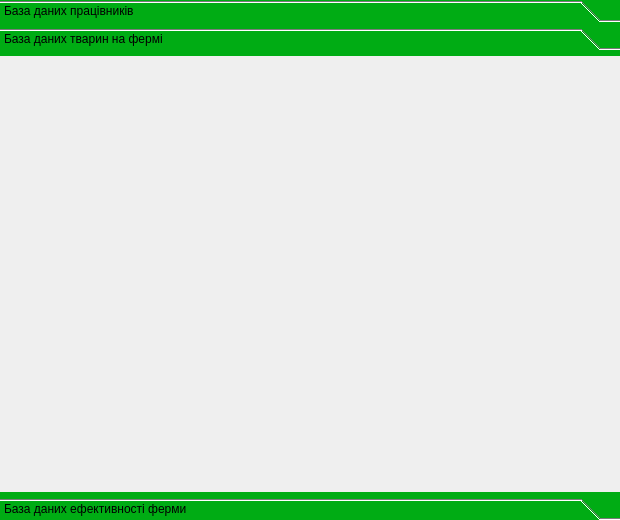
First picture: the form in Automated_accounting_system_for_livestock_farms/show_database.ui, repository Odavinh/star-qt, before the edit.
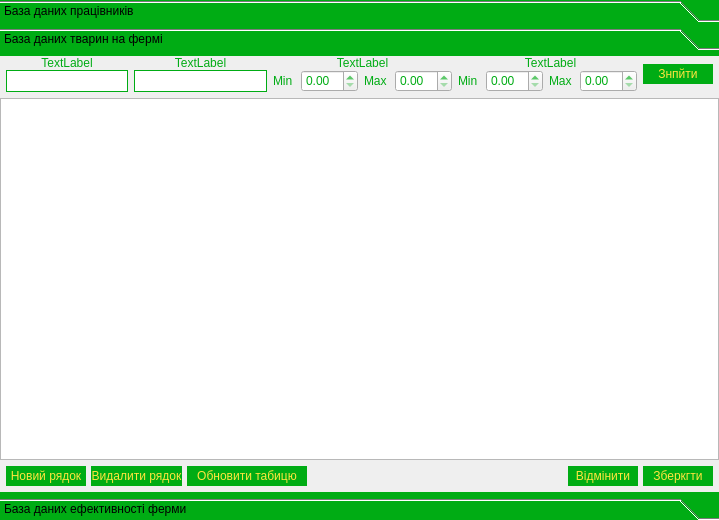
Second picture: the form after the edit. The open tabs and pages were chosen to show the change.

```diff
--- a/Automated_accounting_system_for_livestock_farms/show_database.ui
+++ b/Automated_accounting_system_for_livestock_farms/show_database.ui
@@ -6,7 +6,7 @@
    <rect>
     <x>0</x>
     <y>0</y>
-    <width>620</width>
+    <width>719</width>
     <height>520</height>
    </rect>
   </property>
@@ -452,9 +452,538 @@
       </layout>
      </widget>
      <widget class="QWidget" name="Enimals">
+      <property name="geometry">
+       <rect>
+        <x>0</x>
+        <y>0</y>
+        <width>719</width>
+        <height>439</height>
+       </rect>
+      </property>
       <attribute name="label">
        <string>База даних тварин на фермі</string>
       </attribute>
+      <layout class="QGridLayout" name="gridLayout_5">
+       <property name="leftMargin">
+        <number>0</number>
+       </property>
+       <property name="topMargin">
+        <number>0</number>
+       </property>
+       <property name="rightMargin">
+        <number>0</number>
+       </property>
+       <property name="bottomMargin">
+        <number>0</number>
+       </property>
+       <property name="spacing">
+        <number>0</number>
+       </property>
+       <item row="0" column="0" colspan="3">
+        <layout class="QGridLayout" name="gridLayout_6">
+         <property name="rightMargin">
+          <number>6</number>
+         </property>
+         <property name="bottomMargin">
+          <number>6</number>
+         </property>
+         <item row="0" column="2">
+          <layout class="QVBoxLayout" name="verticalLayout_6">
+           <item>
+            <widget class="QLabel" name="label_4">
+             <property name="styleSheet">
+              <string notr="true">color:#00AC14;</string>
+             </property>
+             <property name="text">
+              <string>&lt;html&gt;&lt;head/&gt;&lt;body&gt;&lt;p align=&quot;center&quot;&gt;TextLabel&lt;/p&gt;&lt;/body&gt;&lt;/html&gt;</string>
+             </property>
+            </widget>
+           </item>
+           <item>
+            <layout class="QHBoxLayout" name="horizontalLayout_11">
+             <item>
+              <layout class="QHBoxLayout" name="horizontalLayout_9">
+               <property name="spacing">
+                <number>8</number>
+               </property>
+               <property name="rightMargin">
+                <number>6</number>
+               </property>
+               <item>
+                <widget class="QLabel" name="label_7">
+                 <property name="styleSheet">
+                  <string notr="true">color:#00AC14;</string>
+                 </property>
+                 <property name="text">
+                  <string>Min</string>
+                 </property>
+                </widget>
+               </item>
+               <item>
+                <widget class="QDoubleSpinBox" name="BoxEnProfitMin">
+                 <property name="styleSheet">
+                  <string notr="true">color:#00AC14;</string>
+                 </property>
+                </widget>
+               </item>
+              </layout>
+             </item>
+             <item>
+              <layout class="QHBoxLayout" name="horizontalLayout_10">
+               <property name="spacing">
+                <number>8</number>
+               </property>
+               <property name="rightMargin">
+                <number>6</number>
+               </property>
+               <item>
+                <widget class="QLabel" name="label_8">
+                 <property name="styleSheet">
+                  <string notr="true">color:#00AC14;</string>
+                 </property>
+                 <property name="text">
+                  <string>Max</string>
+                 </property>
+                </widget>
+               </item>
+               <item>
+                <widget class="QDoubleSpinBox" name="BoxEnProfitMax">
+                 <property name="styleSheet">
+                  <string notr="true">color:#00AC14;</string>
+                 </property>
+                </widget>
+               </item>
+              </layout>
+             </item>
+            </layout>
+           </item>
+          </layout>
+         </item>
+         <item row="0" column="1">
+          <layout class="QVBoxLayout" name="verticalLayout_5">
+           <item>
+            <widget class="QLabel" name="label_3">
+             <property name="styleSheet">
+              <string notr="true">color:#00AC14;</string>
+             </property>
+             <property name="text">
+              <string>&lt;html&gt;&lt;head/&gt;&lt;body&gt;&lt;p align=&quot;center&quot;&gt;TextLabel&lt;/p&gt;&lt;/body&gt;&lt;/html&gt;</string>
+             </property>
+            </widget>
+           </item>
+           <item>
+            <layout class="QHBoxLayout" name="horizontalLayout_7">
+             <item>
+              <layout class="QHBoxLayout" name="horizontalLayout_5">
+               <property name="spacing">
+                <number>8</number>
+               </property>
+               <property name="leftMargin">
+                <number>6</number>
+               </property>
+               <property name="topMargin">
+                <number>0</number>
+               </property>
+               <property name="rightMargin">
+                <number>6</number>
+               </property>
+               <property name="bottomMargin">
+                <number>0</number>
+               </property>
+               <item>
+                <widget class="QLabel" name="label_5">
+                 <property name="styleSheet">
+                  <string notr="true">color:#00AC14;</string>
+                 </property>
+                 <property name="text">
+                  <string>Min</string>
+                 </property>
+                </widget>
+               </item>
+               <item>
+                <widget class="QDoubleSpinBox" name="BoxEnSpendingMin">
+                 <property name="styleSheet">
+                  <string notr="true">color:#00AC14;</string>
+                 </property>
+                </widget>
+               </item>
+              </layout>
+             </item>
+             <item>
+              <layout class="QHBoxLayout" name="horizontalLayout_6">
+               <property name="spacing">
+                <number>8</number>
+               </property>
+               <property name="rightMargin">
+                <number>6</number>
+               </property>
+               <property name="bottomMargin">
+                <number>0</number>
+               </property>
+               <item>
+                <widget class="QLabel" name="label_6">
+                 <property name="styleSheet">
+                  <string notr="true">color:#00AC14;</string>
+                 </property>
+                 <property name="text">
+                  <string>Max</string>
+                 </property>
+                </widget>
+               </item>
+               <item>
+                <widget class="QDoubleSpinBox" name="BoxEnSpendingMax">
+                 <property name="styleSheet">
+                  <string notr="true">color:#00AC14;</string>
+                 </property>
+                 <property name="singleStep">
+                  <double>1.000000000000000</double>
+                 </property>
+                </widget>
+               </item>
+              </layout>
+             </item>
+            </layout>
+           </item>
+          </layout>
+         </item>
+         <item row="0" column="0">
+          <layout class="QHBoxLayout" name="horizontalLayout_8">
+           <item>
+            <layout class="QVBoxLayout" name="verticalLayout_3">
+             <property name="leftMargin">
+              <number>6</number>
+             </property>
+             <property name="rightMargin">
+              <number>6</number>
+             </property>
+             <item>
+              <widget class="QLabel" name="label">
+               <property name="styleSheet">
+                <string notr="true">color:#00AC14;</string>
+               </property>
+               <property name="text">
+                <string>&lt;html&gt;&lt;head/&gt;&lt;body&gt;&lt;p align=&quot;center&quot;&gt;TextLabel&lt;/p&gt;&lt;/body&gt;&lt;/html&gt;</string>
+               </property>
+              </widget>
+             </item>
+             <item>
+              <widget class="QLineEdit" name="lineEn_number">
+               <property name="minimumSize">
+                <size>
+                 <width>90</width>
+                 <height>22</height>
+                </size>
+               </property>
+               <property name="styleSheet">
+                <string notr="true">QLineEdit{
+border:1px solid #00AC14;
+
+}
+QLineEdit:hover{
+border:2px solid #00AC14;
+}</string>
+               </property>
+              </widget>
+             </item>
+            </layout>
+           </item>
+           <item>
+            <layout class="QVBoxLayout" name="verticalLayout_4">
+             <item>
+              <widget class="QLabel" name="label_2">
+               <property name="styleSheet">
+                <string notr="true">color:#00AC14;</string>
+               </property>
+               <property name="text">
+                <string>&lt;html&gt;&lt;head/&gt;&lt;body&gt;&lt;p align=&quot;center&quot;&gt;TextLabel&lt;/p&gt;&lt;/body&gt;&lt;/html&gt;</string>
+               </property>
+              </widget>
+             </item>
+             <item>
+              <widget class="QLineEdit" name="lineEn_kind">
+               <property name="minimumSize">
+                <size>
+                 <width>90</width>
+                 <height>22</height>
+                </size>
+               </property>
+               <property name="styleSheet">
+                <string notr="true">QLineEdit{
+border:1px solid #00AC14;
+
+}
+QLineEdit:hover{
+border:2px solid #00AC14;
+}</string>
+               </property>
+              </widget>
+             </item>
+            </layout>
+           </item>
+          </layout>
+         </item>
+         <item row="0" column="3">
+          <widget class="QPushButton" name="ButtonEn_find">
+           <property name="minimumSize">
+            <size>
+             <width>70</width>
+             <height>20</height>
+            </size>
+           </property>
+           <property name="styleSheet">
+            <string notr="true">QPushButton{
+background:#00AC14;
+color:#FFE53E;
+border:0px solid #FFFFFF;
+
+}
+QPushButton:hover{
+background:#2DBE3B;
+color:#FFE53E;
+border:0px solid #FFFFFF;
+}
+QPushButton:pressed{
+background:qlineargradient(spread:reflect, x1:0.433, y1:0, x2:0.438494, y2:0.500227, stop:0 rgba(255, 255, 255, 255), stop:0.365169 rgba(49, 196, 64, 255));
+color:#FFE53E;
+border:0px solid #FFFFFF;
+}</string>
+           </property>
+           <property name="text">
+            <string>Знпйти</string>
+           </property>
+          </widget>
+         </item>
+        </layout>
+       </item>
+       <item row="3" column="2">
+        <layout class="QHBoxLayout" name="horizontalLayout_3">
+         <property name="spacing">
+          <number>5</number>
+         </property>
+         <property name="leftMargin">
+          <number>6</number>
+         </property>
+         <property name="topMargin">
+          <number>6</number>
+         </property>
+         <property name="rightMargin">
+          <number>6</number>
+         </property>
+         <property name="bottomMargin">
+          <number>6</number>
+         </property>
+         <item>
+          <widget class="QPushButton" name="ButtonEn_cancel">
+           <property name="minimumSize">
+            <size>
+             <width>70</width>
+             <height>20</height>
+            </size>
+           </property>
+           <property name="styleSheet">
+            <string notr="true">QPushButton{
+background:#00AC14;
+color:#FFE53E;
+border:0px solid #FFFFFF;
+
+}
+QPushButton:hover{
+background:#2DBE3B;
+color:#FFE53E;
+border:0px solid #FFFFFF;
+}
+QPushButton:pressed{
+background:qlineargradient(spread:reflect, x1:0.433, y1:0, x2:0.438494, y2:0.500227, stop:0 rgba(255, 255, 255, 255), stop:0.365169 rgba(49, 196, 64, 255));
+color:#FFE53E;
+border:0px solid #FFFFFF;
+}</string>
+           </property>
+           <property name="text">
+            <string>Відмінити</string>
+           </property>
+           <property name="autoDefault">
+            <bool>false</bool>
+           </property>
+          </widget>
+         </item>
+         <item>
+          <widget class="QPushButton" name="ButtonEn_save">
+           <property name="minimumSize">
+            <size>
+             <width>70</width>
+             <height>20</height>
+            </size>
+           </property>
+           <property name="styleSheet">
+            <string notr="true">QPushButton{
+background:#00AC14;
+color:#FFE53E;
+border:0px solid #FFFFFF;
+
+}
+QPushButton:hover{
+background:#2DBE3B;
+color:#FFE53E;
+border:0px solid #FFFFFF;
+}
+QPushButton:pressed{
+background:qlineargradient(spread:reflect, x1:0.433, y1:0, x2:0.438494, y2:0.500227, stop:0 rgba(255, 255, 255, 255), stop:0.365169 rgba(49, 196, 64, 255));
+color:#FFE53E;
+border:0px solid #FFFFFF;
+}</string>
+           </property>
+           <property name="text">
+            <string>Зберкгти</string>
+           </property>
+           <property name="autoDefault">
+            <bool>false</bool>
+           </property>
+          </widget>
+         </item>
+        </layout>
+       </item>
+       <item row="1" column="0" colspan="3">
+        <widget class="QTableView" name="tableAnimals">
+         <property name="sortingEnabled">
+          <bool>true</bool>
+         </property>
+         <attribute name="horizontalHeaderStretchLastSection">
+          <bool>true</bool>
+         </attribute>
+        </widget>
+       </item>
+       <item row="3" column="1">
+        <layout class="QHBoxLayout" name="horizontalLayout_4">
+         <property name="spacing">
+          <number>5</number>
+         </property>
+         <property name="leftMargin">
+          <number>6</number>
+         </property>
+         <property name="topMargin">
+          <number>6</number>
+         </property>
+         <property name="rightMargin">
+          <number>6</number>
+         </property>
+         <property name="bottomMargin">
+          <number>6</number>
+         </property>
+         <item>
+          <widget class="QPushButton" name="ButtonEn_add">
+           <property name="minimumSize">
+            <size>
+             <width>80</width>
+             <height>20</height>
+            </size>
+           </property>
+           <property name="styleSheet">
+            <string notr="true">QPushButton{
+background:#00AC14;
+color:#FFE53E;
+border:0px solid #FFFFFF;
+
+}
+QPushButton:hover{
+background:#2DBE3B;
+color:#FFE53E;
+border:0px solid #FFFFFF;
+}
+QPushButton:pressed{
+background:qlineargradient(spread:reflect, x1:0.433, y1:0, x2:0.438494, y2:0.500227, stop:0 rgba(255, 255, 255, 255), stop:0.365169 rgba(49, 196, 64, 255));
+color:#FFE53E;
+border:0px solid #FFFFFF;
+}</string>
+           </property>
+           <property name="text">
+            <string>Новий рядок</string>
+           </property>
+          </widget>
+         </item>
+         <item>
+          <widget class="QPushButton" name="ButtonEn_remove">
+           <property name="minimumSize">
+            <size>
+             <width>90</width>
+             <height>20</height>
+            </size>
+           </property>
+           <property name="styleSheet">
+            <string notr="true">QPushButton{
+background:#00AC14;
+color:#FFE53E;
+border:0px solid #FFFFFF;
+
+}
+QPushButton:hover{
+background:#2DBE3B;
+color:#FFE53E;
+border:0px solid #FFFFFF;
+}
+QPushButton:pressed{
+background:qlineargradient(spread:reflect, x1:0.433, y1:0, x2:0.438494, y2:0.500227, stop:0 rgba(255, 255, 255, 255), stop:0.365169 rgba(49, 196, 64, 255));
+color:#FFE53E;
+border:0px solid #FFFFFF;
+}</string>
+           </property>
+           <property name="text">
+            <string>Видалити рядок</string>
+           </property>
+           <property name="autoDefault">
+            <bool>false</bool>
+           </property>
+          </widget>
+         </item>
+         <item>
+          <widget class="QPushButton" name="ButtonEn_select">
+           <property name="minimumSize">
+            <size>
+             <width>120</width>
+             <height>20</height>
+            </size>
+           </property>
+           <property name="styleSheet">
+            <string notr="true">QPushButton{
+background:#00AC14;
+color:#FFE53E;
+border:0px solid #FFFFFF;
+
+}
+QPushButton:hover{
+background:#2DBE3B;
+color:#FFE53E;
+border:0px solid #FFFFFF;
+}
+QPushButton:pressed{
+background:qlineargradient(spread:reflect, x1:0.433, y1:0, x2:0.438494, y2:0.500227, stop:0 rgba(255, 255, 255, 255), stop:0.365169 rgba(49, 196, 64, 255));
+color:#FFE53E;
+border:0px solid #FFFFFF;
+}</string>
+           </property>
+           <property name="text">
+            <string>Обновити табицю</string>
+           </property>
+           <property name="autoDefault">
+            <bool>false</bool>
+           </property>
+          </widget>
+         </item>
+         <item>
+          <spacer name="horizontalSpacer_4">
+           <property name="orientation">
+            <enum>Qt::Horizontal</enum>
+           </property>
+           <property name="sizeHint" stdset="0">
+            <size>
+             <width>40</width>
+             <height>20</height>
+            </size>
+           </property>
+          </spacer>
+         </item>
+        </layout>
+       </item>
+      </layout>
      </widget>
      <widget class="QWidget" name="Statistics">
       <property name="geometry">
```
Left out of the diff: 41 changed lines with no effect on the pictures.
